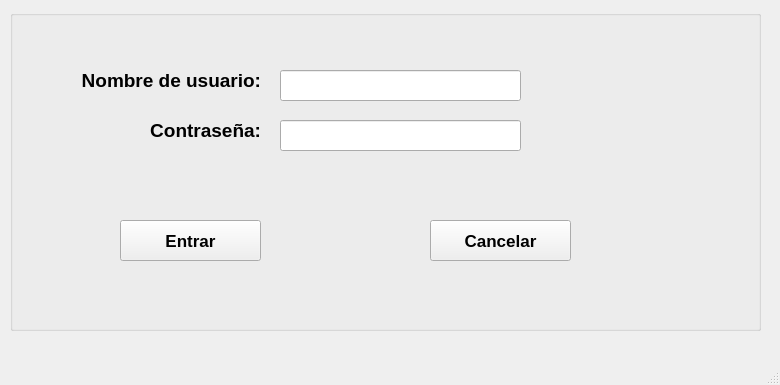
The window that mainwindow.ui (Mario-Chura/TO_Tabajo_Final_Grupo6_Tema2) describes before a commit, drawn with Qt 5.
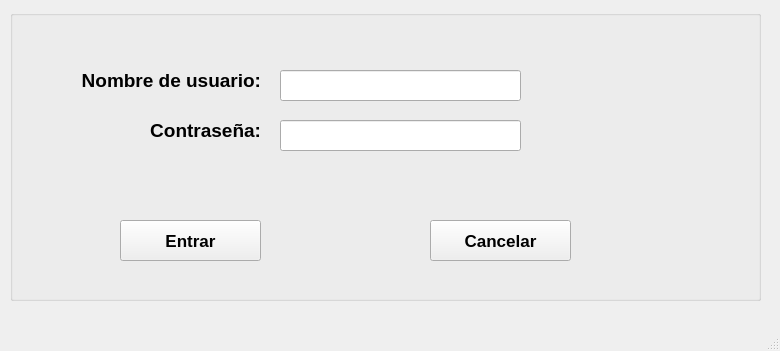
The same window after the commit.

Patch:
```diff
--- a/mainwindow.ui
+++ b/mainwindow.ui
@@ -7,7 +7,7 @@
     <x>0</x>
     <y>0</y>
     <width>780</width>
-    <height>385</height>
+    <height>351</height>
    </rect>
   </property>
   <property name="windowTitle">
@@ -20,7 +20,7 @@
       <x>10</x>
       <y>10</y>
       <width>751</width>
-      <height>321</height>
+      <height>291</height>
      </rect>
     </property>
     <property name="title">
```
